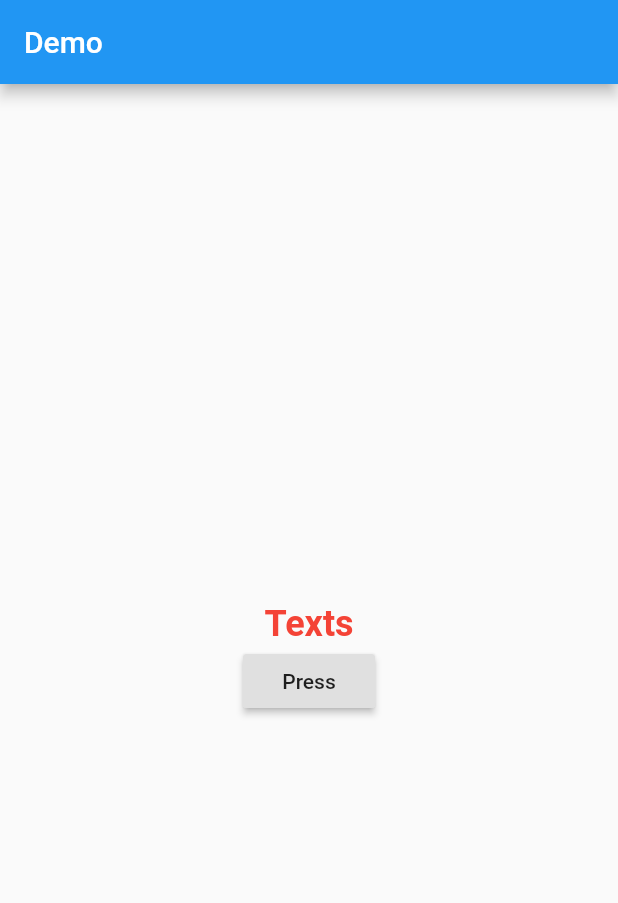
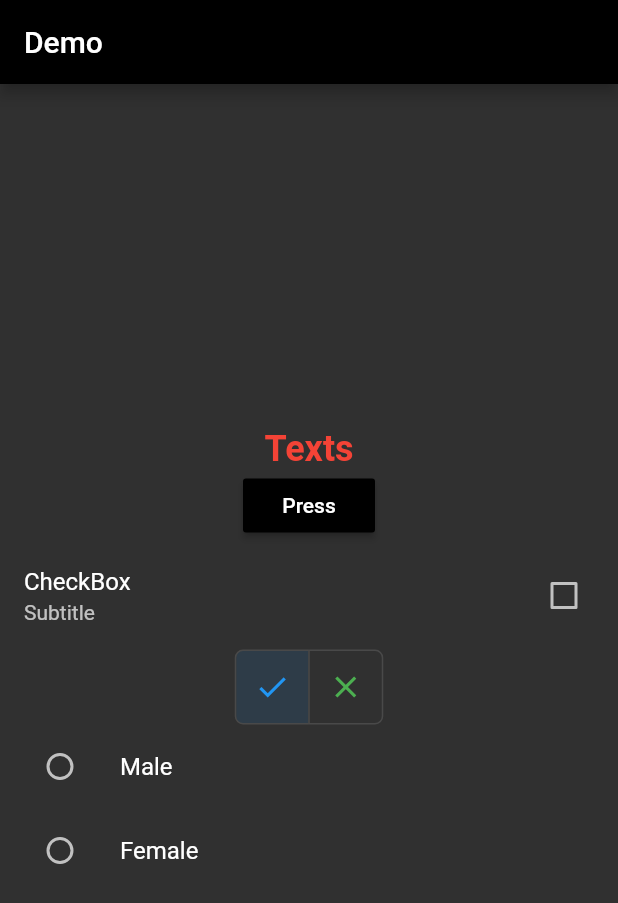
Before and after one commit to Lans12345/clean_architectrue, a Flutter app: the screen it shows after launch, on a phone screen of 412 x 824 dp. Shown: the top 903 px of the screen. Run offline on Flutter 3.47's test engine with Material 2 defaults, Android fonts, the phone set to English and light mode, and no system bars; our stand-ins replace file_picker, get, open_file.

Commit message:
Initial Commit

```diff
--- a/lib/controllers/userController.dart
+++ b/lib/controllers/userController.dart
@@ -3,7 +3,13 @@ import 'package:get/get.dart';
 class UserController extends GetxController {
   var data = 0.obs;
 
+  var themeData = ''.obs;
+
   getFirstName(var fn) {
     data.value = fn;
   }
+
+  getTheme(var result) {
+    themeData.value = result;
+  }
 }
--- a/lib/main.dart
+++ b/lib/main.dart
@@ -1,17 +1,40 @@
 import 'package:clean_architecture/screens/home.dart';
+import 'package:clean_architecture/utils/theme.dart';
 import 'package:flutter/material.dart';
 import 'package:get/get.dart';
 
+import 'controllers/userController.dart';
+
 void main() {
-  runApp(const MyApp());
+  runApp(MyApp());
 }
 
-class MyApp extends StatelessWidget {
-  const MyApp({Key? key}) : super(key: key);
+class MyApp extends StatefulWidget {
+  @override
+  State<MyApp> createState() => _MyAppState();
+}
+
+class _MyAppState extends State<MyApp> {
+  final inputController = Get.put(UserController());
+
+  theme() {
+    if (inputController.themeData.value == 'light') {
+      return light();
+    } else {
+      return dark();
+    }
+  }
+
+  @override
+  void dispose() {
+    inputController.dispose();
+    super.dispose();
+  }
 
   @override
   Widget build(BuildContext context) {
     return GetMaterialApp(
+      theme: theme(),
       debugShowCheckedModeBanner: false,
       home: Home(),
     );
--- a/lib/screens/home.dart
+++ b/lib/screens/home.dart
@@ -1,11 +1,34 @@
-import 'package:clean_architecture/plugins/openfile.dart';
-import 'package:file_picker/file_picker.dart';
+import 'package:clean_architecture/screens/secondScreen.dart';
 import 'package:flutter/material.dart';
+import 'package:get/get.dart';
 
+import '../controllers/userController.dart';
+import '../widgets/dialog.dart';
 import '../widgets/text.dart';
 
-class Home extends StatelessWidget {
+class Home extends StatefulWidget {
+  @override
+  State<Home> createState() => _HomeState();
+}
+
+class _HomeState extends State<Home> {
   late String name = 'lanceolana';
+
+  bool isChecked = false;
+  // ignore: prefer_final_fields
+  List<bool> _isSelected = [true, false];
+
+  final bool _value = false;
+  int val = 0;
+
+  final myController = Get.find<UserController>();
+
+  @override
+  void dispose() {
+    myController.dispose();
+    super.dispose();
+  }
+
   @override
   Widget build(BuildContext context) {
     return Scaffold(
@@ -19,22 +42,93 @@ class Home extends StatelessWidget {
             text('Texts', 24.0, FontWeight.bold, Colors.red),
             RaisedButton(
               onPressed: () async {
-                /*
                 if (name.isEmail == true) {
                   dialog('Title', 'Email', const SecondPage());
                 } else {
                   dialog('Title', 'Not Email', const SecondPage());
                 }
-                */
 
-                final result = await FilePicker.platform.pickFiles();
+                print(myController.themeData);
+
+                /*final result = await FilePicker.platform.pickFiles();
 
                 if (result == null) return;
 
                 final file = result.files.first;
                 openFile(file);
+                */
               },
               child: const Text('Press'),
+            ),
+            CheckboxListTile(
+              controlAffinity: ListTileControlAffinity.trailing,
+              title: const Text('CheckBox'),
+              subtitle: const Text('Subtitle'),
+              value: isChecked,
+              onChanged: (value) {
+                setState(() {
+                  isChecked = value!;
+                  if (isChecked == true) {
+                    print('truess');
+                  } else {
+                    print('falsess');
+                  }
+                });
+              },
+            ),
+            ToggleButtons(
+                borderRadius: BorderRadius.circular(5),
+                splashColor: Colors.grey,
+                color: Colors.green,
+                selectedColor: Colors.blue,
+                children: const [
+                  Icon(Icons.check),
+                  Icon(Icons.close),
+                ],
+                onPressed: (int newIndex) {
+                  setState(() {
+                    for (int index = 0; index < _isSelected.length; index++) {
+                      if (index == newIndex) {
+                        _isSelected[index] = true;
+                        if (_isSelected[0] == true) {
+                          print('check');
+                        } else {
+                          print('wrong');
+                        }
+                      } else {
+                        _isSelected[index] = false;
+                      }
+                    }
+                  });
+                },
+                isSelected: _isSelected),
+            ListTile(
+              title: const Text("Male"),
+              leading: Radio(
+                value: 1,
+                groupValue: val,
+                onChanged: (value) {
+                  setState(() {
+                    val = 1;
+                    print(value);
+                  });
+                },
+                activeColor: Colors.green,
+              ),
+            ),
+            ListTile(
+              title: const Text("Female"),
+              leading: Radio(
+                value: 2,
+                groupValue: val,
+                onChanged: (value) {
+                  setState(() {
+                    val = 2;
+                    print(value);
+                  });
+                },
+                activeColor: Colors.green,
+              ),
             ),
           ],
         ),
--- /dev/null
+++ b/lib/utils/theme.dart
@@ -0,0 +1,23 @@
+import 'package:flutter/material.dart';
+
+light() {
+  return ThemeData(
+    appBarTheme: const AppBarTheme(
+      backgroundColor: Colors.amber,
+    ),
+    primaryColor: Colors.amber,
+    brightness: Brightness.light,
+    buttonTheme: const ButtonThemeData(buttonColor: Colors.amber),
+  );
+}
+
+dark() {
+  return ThemeData(
+    appBarTheme: const AppBarTheme(
+      backgroundColor: Colors.black,
+    ),
+    primaryColor: Colors.black,
+    brightness: Brightness.dark,
+    buttonTheme: const ButtonThemeData(buttonColor: Colors.black),
+  );
+}
```
Also changed, not shown: lib/screens/secondScreen.dart (+52 -2 lines), 1 other file.
